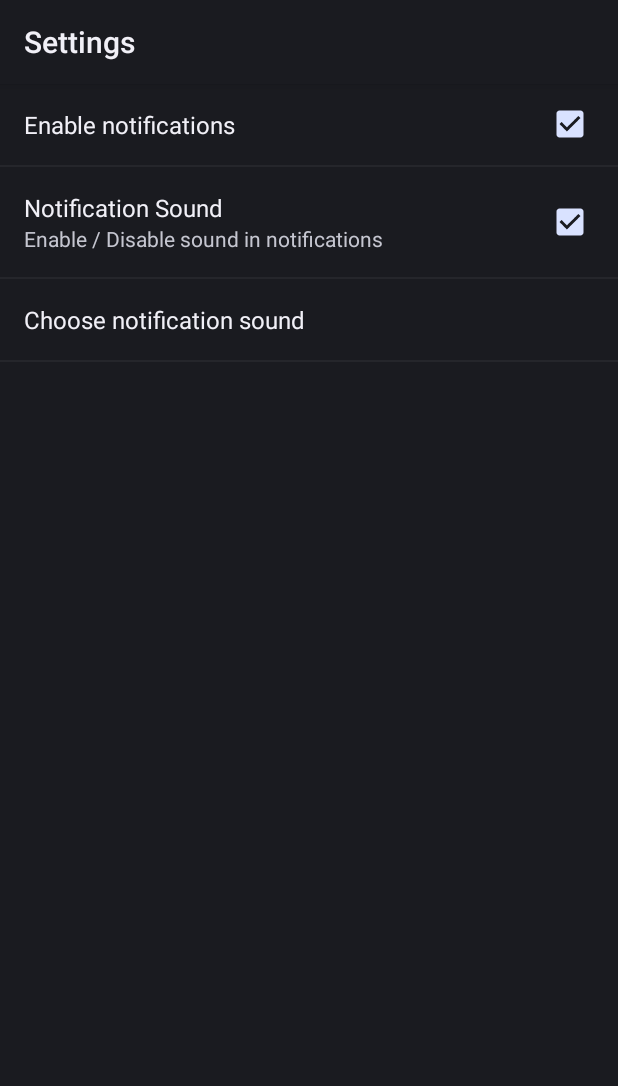
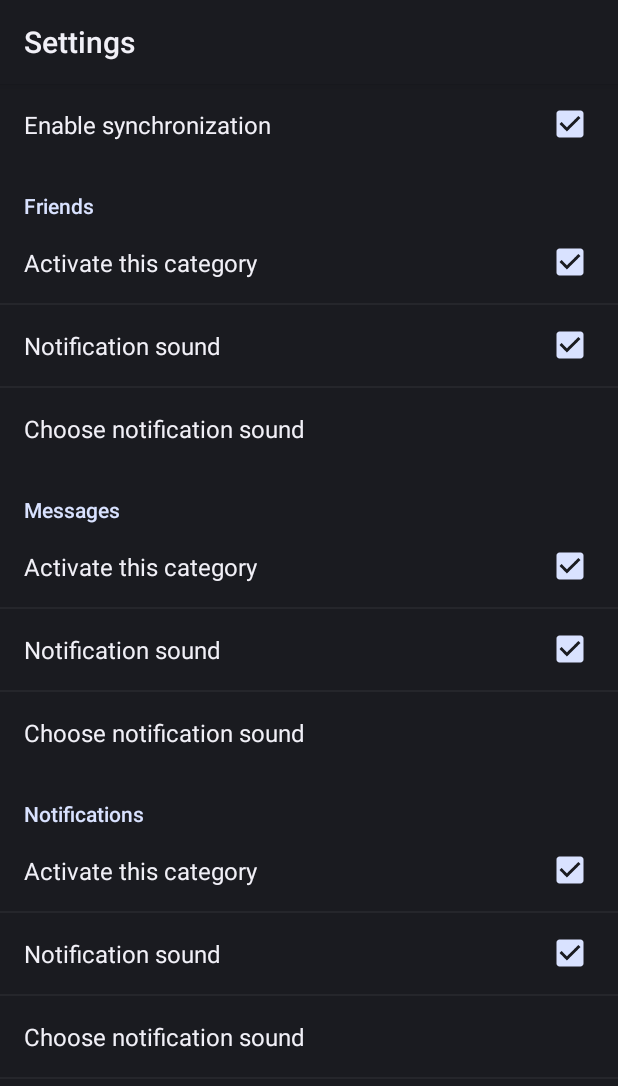
Before and after one commit to gsurrel/FacebookNotifications, an Android app: the screen it shows after launch (Prefs before the commit, PrefsActivity after it), in the options menu, after a tap on "Settings", on a phone screen of 412 x 824 dp. Shown: the top 1086 px of the screen. Run offline under Robolectric (Android 15) with nearby library versions, the phone set to English and light mode, and no system bars.

Commit message:
Reviewed code from @KashifAnwaar (#8) Added per-category notification settings (#5) Support back button (#7)

```diff
--- a/app/src/main/AndroidManifest.xml
+++ b/app/src/main/AndroidManifest.xml
@@ -66,7 +66,7 @@
 			android:name=".UpdateService"
 			android:enabled="true"/>
 
-		<activity android:name=".Prefs"
+		<activity android:name=".PrefsActivity"
 			android:label="@string/settings"
 			/>
 
--- a/app/src/main/java/org/surrel/facebooknotifications/MainActivity.java
+++ b/app/src/main/java/org/surrel/facebooknotifications/MainActivity.java
@@ -4,6 +4,7 @@ import android.app.Activity;
 import android.app.AlarmManager;
 import android.content.Intent;
 import android.os.Bundle;
+import android.view.KeyEvent;
 import android.view.Menu;
 import android.view.MenuItem;
 import android.webkit.WebSettings;
@@ -14,14 +15,16 @@ public class MainActivity extends Activity {
     public static final int AlarmType = AlarmManager.ELAPSED_REALTIME_WAKEUP;
     public static final long TIME_SEC_MILLIS = AlarmManager.INTERVAL_FIFTEEN_MINUTES / 3;
 
+    private WebView webview;
+
     @Override
     protected void onCreate(Bundle savedInstanceState) {
         super.onCreate(savedInstanceState);
         setContentView(R.layout.activity_main);
 
-        String targetURL = "https://m.facebook.com/menu/bookmarks/";
+        String targetURL = "https://m.facebook.com/";
 
-        if(getIntent().getExtras() != null) {
+        if (getIntent().getExtras() != null) {
             String url = getIntent().getExtras().getString("url", "");
             if (!"".equals(url)) {
                 targetURL = url;
@@ -30,7 +33,7 @@ public class MainActivity extends Activity {
 
         WakeupManager.updateNotificationSystem(this);
 
-        final WebView webview = new WebView(this);
+        webview = new WebView(this);
         webview.setWebViewClient(new WebViewClient());
         webview.loadData("<h1>" + getString(R.string.request_pending) + "</h1>", "text/html", "UTF-8");
         webview.setWebViewClient(new WebViewClient());
@@ -41,6 +44,22 @@ public class MainActivity extends Activity {
         setContentView(webview);
     }
 
+    @Override
+    public boolean onKeyDown(int keyCode, KeyEvent event) {
+        if (event.getAction() == KeyEvent.ACTION_DOWN) {
+            switch (keyCode) {
+                case KeyEvent.KEYCODE_BACK:
+                    if (webview.canGoBack()) {
+                        webview.goBack();
+                    } else {
+                        finish();
+                    }
+                    return true;
+            }
+
+        }
+        return super.onKeyDown(keyCode, event);
+    }
 
     @Override
     public boolean onCreateOptionsMenu(Menu menu) {
@@ -51,8 +70,8 @@ public class MainActivity extends Activity {
     @Override
     public boolean onOptionsItemSelected(MenuItem item) {
 
-        if(item.getItemId() == R.id.action_settings) {
-            startActivity(new Intent(MainActivity.this, Prefs.class));
+        if (item.getItemId() == R.id.action_settings) {
+            startActivity(new Intent(MainActivity.this, PrefsActivity.class));
         }
 
         return true;
--- a/app/src/main/java/org/surrel/facebooknotifications/Prefs.java
+++ b/app/src/main/java/org/surrel/facebooknotifications/PrefsActivity.java
@@ -2,11 +2,14 @@ package org.surrel.facebooknotifications;
 
 import android.content.SharedPreferences;
 import android.os.Bundle;
+import android.preference.EditTextPreference;
 import android.preference.PreferenceActivity;
+import android.preference.PreferenceGroup;
 import android.preference.PreferenceManager;
+import android.preference.PreferenceScreen;
 import android.util.Log;
 
-public class Prefs extends PreferenceActivity  implements SharedPreferences.OnSharedPreferenceChangeListener  {
+public class PrefsActivity extends PreferenceActivity implements SharedPreferences.OnSharedPreferenceChangeListener {
 
     @Override
     protected void onCreate(Bundle savedInstanceState) {
@@ -19,9 +22,9 @@ public class Prefs extends PreferenceActivity  implements SharedPreferences.OnSh
     @Override
     public void onSharedPreferenceChanged(SharedPreferences sharedPreferences, String key) {
 
-        Log.d( "prefs changing", key );
+        Log.d("fbn.PrefsActivity", key);
 
-        if( key.equals( getResources().getString(R.string.enable_notifications) ) ){
+        if (key.equals(getResources().getString(R.string.enable_notification_synchro))) {
             WakeupManager.updateNotificationSystem(this);
         }
 
--- a/app/src/main/java/org/surrel/facebooknotifications/WakeupManager.java
+++ b/app/src/main/java/org/surrel/facebooknotifications/WakeupManager.java
@@ -15,7 +15,7 @@ public class WakeupManager {
         Intent intentForService = new Intent(context, UpdateService.class);
         PendingIntent pendingIntent = PendingIntent.getService(context, 0, intentForService, 0);
         SharedPreferences sharedPref = PreferenceManager.getDefaultSharedPreferences(context);
-        boolean notifications = sharedPref.getBoolean(context.getString(R.string.enable_notifications), true);
+        boolean notifications = sharedPref.getBoolean(context.getString(R.string.enable_notification_synchro), true);
         Log.i("fbn", "Notifications enabled? " + notifications);
         if (notifications) {
             alarmManager.setInexactRepeating(MainActivity.AlarmType, SystemClock.elapsedRealtime() + 5000, MainActivity.TIME_SEC_MILLIS, pendingIntent);
--- a/app/src/main/res/values/strings.xml
+++ b/app/src/main/res/values/strings.xml
@@ -1,7 +1,7 @@
 <?xml version="1.0" encoding="utf-8"?>
 <resources>
     <string name="app_name">Facebook Notifications</string>
-    <string name="enable_notifications">Enable notifications</string>
+
     <string name="request_pending">Request pending</string>
     <string name="could_not_get_notifications">Could not retrieve notifications</string>
     <string name="maybe_logged_out">Maybe you are logged out, please check</string>
@@ -15,11 +15,11 @@
     <string name="friends">Friends</string>
     <string name="messages">Messages</string>
     <string name="notifications">Notifications</string>
+
     <string name="settings">Settings</string>
-
-    <string name="notification_sound">Notification Sound</string>
-    <string name="notification_sound_summary">Enable / Disable sound in notifications</string>
+    <string name="enable_notification_synchro">Enable synchronization</string>
+    <string name="notification_category_activate">Activate this category</string>
+    <string name="notification_sound">Notification sound</string>
     <string name="notification_sound_choice">Choose notification sound</string>
 
-
 </resources>
--- a/app/src/main/res/xml/preferences.xml
+++ b/app/src/main/res/xml/preferences.xml
@@ -2,23 +2,60 @@
 <PreferenceScreen xmlns:android="http://schemas.android.com/apk/res/android">
 
 
-    <CheckBoxPreference
-        android:defaultValue="true"
-        android:key="@string/enable_notifications"
-        android:title="@string/enable_notifications" />
+	<CheckBoxPreference
+		android:defaultValue="true"
+		android:key="@string/enable_notification_synchro"
+		android:title="@string/enable_notification_synchro"/>
 
+	<PreferenceCategory
+		android:key="@string/friends"
+		android:title="@string/friends">
+		<CheckBoxPreference
+			android:defaultValue="true"
+			android:key="notification_friends"
+			android:title="@string/notification_category_activate"/>
+		<CheckBoxPreference
+			android:defaultValue="true"
+			android:key="notification_sound_friends"
+			android:title="@string/notification_sound"/>
+		<RingtonePreference
+			android:key="notification_sound_choice_friends"
+			android:ringtoneType="notification"
+			android:title="@string/notification_sound_choice"/>
+	</PreferenceCategory>
 
-    <CheckBoxPreference
-        android:defaultValue="true"
-        android:key="@string/notification_sound"
-        android:summary="@string/notification_sound_summary"
-        android:title="@string/notification_sound" />
+	<PreferenceCategory
+		android:key="@string/messages"
+		android:title="@string/messages">
+		<CheckBoxPreference
+			android:defaultValue="true"
+			android:key="notification_messages"
+			android:title="@string/notification_category_activate"/>
+		<CheckBoxPreference
+			android:defaultValue="true"
+			android:key="notification_sound_messages"
+			android:title="@string/notification_sound"/>
+		<RingtonePreference
+			android:key="notification_sound_choice_messages"
+			android:ringtoneType="notification"
+			android:title="@string/notification_sound_choice"/>
+	</PreferenceCategory>
 
-
-    <RingtonePreference
-        android:title="@string/notification_sound_choice"
-        android:key="@string/notification_sound_choice"
-        android:ringtoneType="all"
-        />
+	<PreferenceCategory
+		android:key="@string/notifications"
+		android:title="@string/notifications">
+		<CheckBoxPreference
+			android:defaultValue="true"
+			android:key="notification_notifications"
+			android:title="@string/notification_category_activate"/>
+		<CheckBoxPreference
+			android:defaultValue="true"
+			android:key="notification_sound_notifications"
+			android:title="@string/notification_sound"/>
+		<RingtonePreference
+			android:key="notification_sound_choice_notifications"
+			android:ringtoneType="notification"
+			android:title="@string/notification_sound_choice"/>
+	</PreferenceCategory>
 
 </PreferenceScreen>
```
Also changed, not shown: app/src/main/java/org/surrel/facebooknotifications/UpdateService.java (+90 -43 lines), 2 other files.
